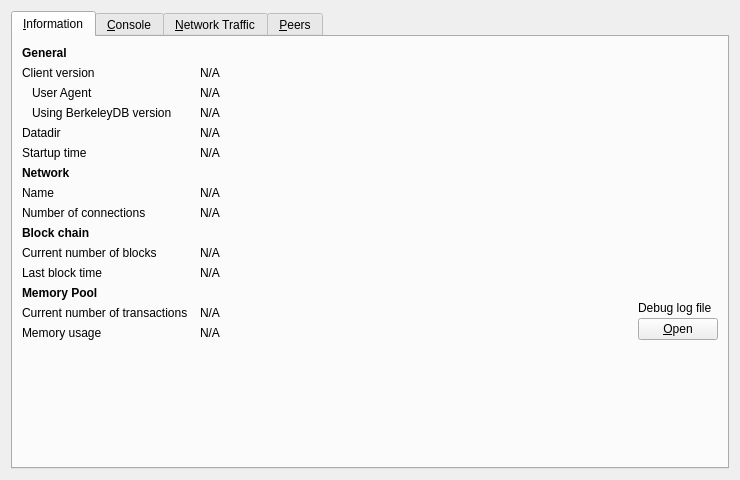
Above: src/qt/forms/debugwindow.ui from unitusdev/unitus before the change. Below: the same form after it.
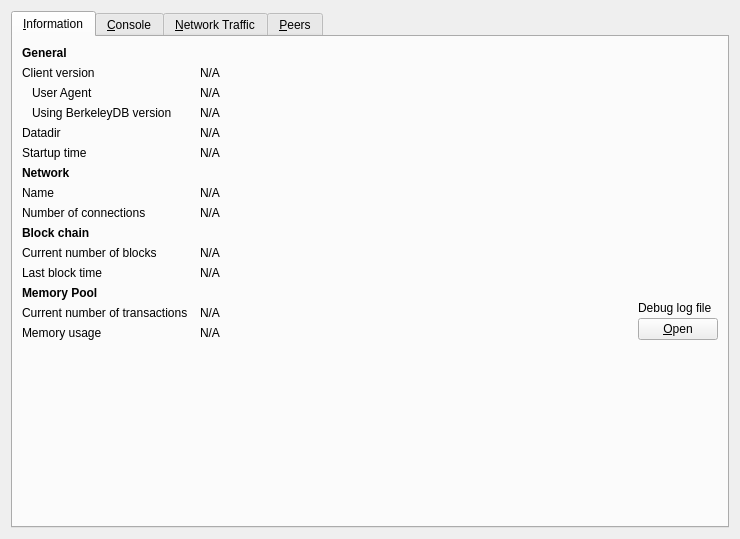
That is the form after the change. Icons and pictures are not drawn. Custom widgets are drawn as their Qt base class.

Commit message: Debug Background

Patch:
```diff
--- a/src/qt/forms/debugwindow.ui
+++ b/src/qt/forms/debugwindow.ui
@@ -7,12 +7,19 @@
     <x>0</x>
     <y>0</y>
     <width>740</width>
-    <height>430</height>
+    <height>539</height>
    </rect>
   </property>
   <property name="windowTitle">
    <string>Debug window</string>
   </property>
+  <property name="styleSheet">
+   <string notr="true">QWidget#RPCConsole
+{
+    background-image: url(:/backgrounds/bluenoise);
+    border: 1px;    
+}</string>
+  </property>
   <layout class="QVBoxLayout" name="verticalLayout_2">
    <item>
     <widget class="QTabWidget" name="tabWidget">
```
Left out of the diff: 6 changed lines with no effect on the pictures. Lines whose indentation alone changed are shown as unchanged. The commit also changes 1 other file.
